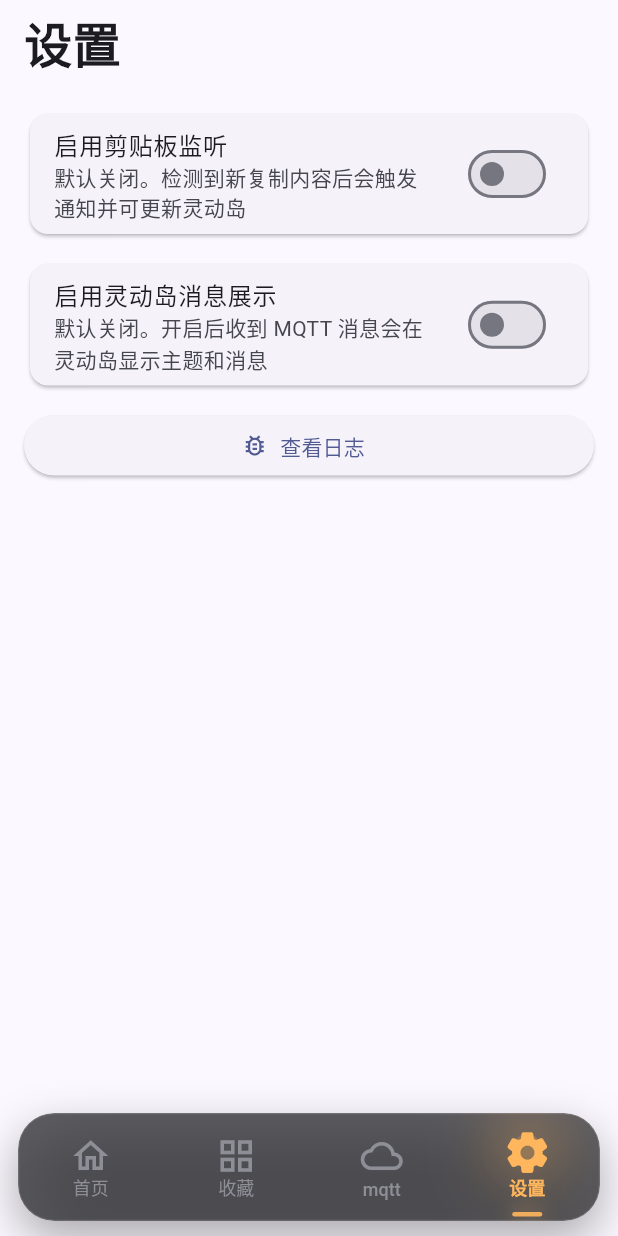
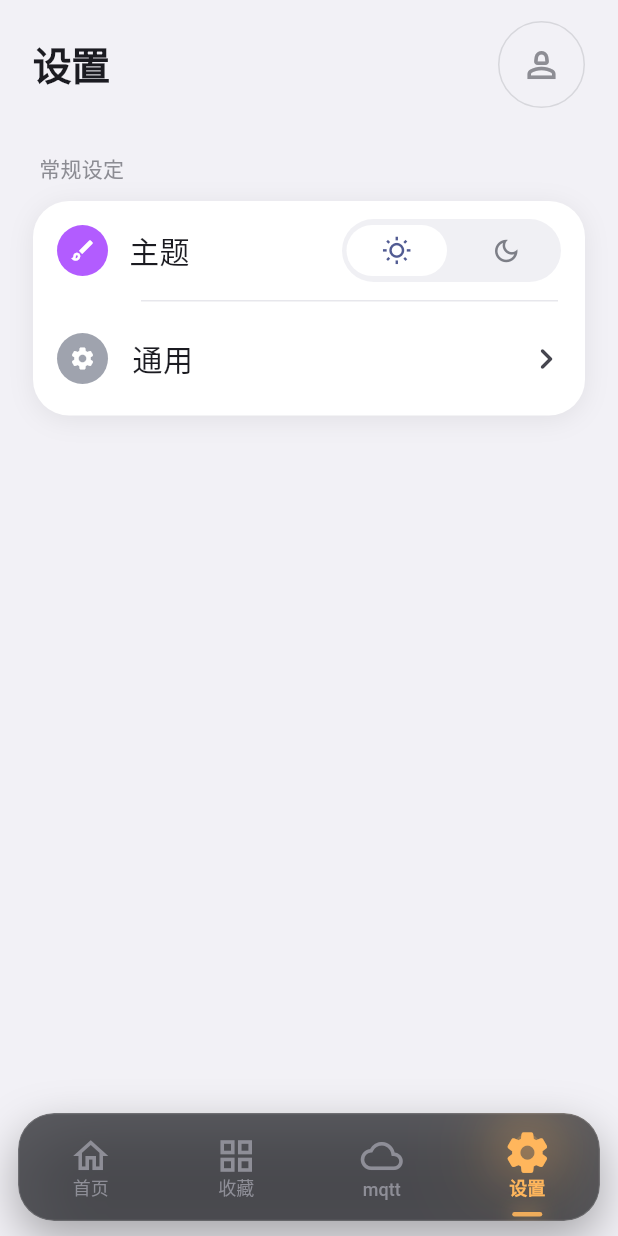
Before and after one commit to ge-fei-fan/galaxy-ios, a Flutter app: the screen it shows after launch, item 4 of the bottom bar chosen, on a phone screen of 412 x 824 dp. Run offline on Flutter 3.47's test engine with Material 3 defaults, Android fonts, the phone set to English and light mode, and no system bars; our stand-ins replace app_links, flutter_local_notifications, hive_flutter, webview_flutter; missing offline and left inert: mqtt_client; accounts and stored records are empty.

Commit message:
样式修改4

```diff
--- a/lib/main.dart
+++ b/lib/main.dart
@@ -33,8 +33,10 @@ class MqttApp extends StatefulWidget {
 class _MqttAppState extends State<MqttApp> {
   late final MqttController _controller;
   late final AppLinks _appLinks;
+  late final Box _settingsBox;
   StreamSubscription<Uri>? _uriLinkSub;
   int _currentIndex = 0;
+  ThemeMode _themeMode = ThemeMode.light;
   final bool _forceNewTabBarStyleOnAllPlatforms = true;
   final GlobalKey<NavigatorState> _navKey = GlobalKey<NavigatorState>();
 
@@ -43,8 +45,19 @@ class _MqttAppState extends State<MqttApp> {
     super.initState();
     _controller = MqttController();
     _appLinks = AppLinks();
+    _settingsBox = Hive.box('settings');
+    final storedTheme = _settingsBox.get('appThemeMode') as String?;
+    if (storedTheme == 'dark') {
+      _themeMode = ThemeMode.dark;
+    }
     unawaited(_controller.initialize());
     unawaited(_initDeepLinks());
+  }
+
+  Future<void> _setThemeMode(ThemeMode mode) async {
+    if (_themeMode == mode) return;
+    setState(() => _themeMode = mode);
+    await _settingsBox.put('appThemeMode', mode == ThemeMode.dark ? 'dark' : 'light');
   }
 
   @override
@@ -117,11 +130,25 @@ class _MqttAppState extends State<MqttApp> {
           // title: 'MQTT 客户端',
           theme: ThemeData(
             colorScheme: ColorScheme.fromSeed(seedColor: Colors.indigo),
+            scaffoldBackgroundColor: const Color(0xFFF2F1F6),
             useMaterial3: true,
             appBarTheme: const AppBarTheme(
               toolbarHeight: 44,
             ),
           ),
+          darkTheme: ThemeData(
+            brightness: Brightness.dark,
+            colorScheme: ColorScheme.fromSeed(
+              seedColor: Colors.indigo,
+              brightness: Brightness.dark,
+            ),
+            scaffoldBackgroundColor: const Color(0xFF101114),
+            useMaterial3: true,
+            appBarTheme: const AppBarTheme(
+              toolbarHeight: 44,
+            ),
+          ),
+          themeMode: _themeMode,
           home: Scaffold(
             body: _controller.initialized
                 ? IndexedStack(
@@ -130,7 +157,11 @@ class _MqttAppState extends State<MqttApp> {
                       const HomePage(),
                       const UrlCollectionPage(),
                       ProfilesPage(controller: _controller),
-                      SettingsPage(controller: _controller),
+                      SettingsPage(
+                        controller: _controller,
+                        isDarkMode: _themeMode == ThemeMode.dark,
+                        onThemeModeChanged: _setThemeMode,
+                      ),
                     ],
                   )
                 : const Center(child: CircularProgressIndicator()),
--- a/lib/pages/settings_page.dart
+++ b/lib/pages/settings_page.dart
@@ -1,156 +1,81 @@
 import 'package:flutter/material.dart';
 
 import 'package:galaxy_ios/controllers/mqtt_controller.dart';
+import 'package:galaxy_ios/widgets/page_header.dart';
 
 class SettingsPage extends StatelessWidget {
-  const SettingsPage({super.key, required this.controller});
+  const SettingsPage({
+    super.key,
+    required this.controller,
+    required this.isDarkMode,
+    required this.onThemeModeChanged,
+  });
 
   final MqttController controller;
-
-  void _showDebugLogs(BuildContext context) {
-    showModalBottomSheet(
-      context: context,
-      isScrollControlled: true,
-      builder: (context) {
-        return StatefulBuilder(
-          builder: (context, setSheetState) {
-            final logs = controller.notificationDebugLogs;
-            return DraggableScrollableSheet(
-              initialChildSize: 0.6,
-              minChildSize: 0.3,
-              maxChildSize: 0.9,
-              expand: false,
-              builder: (context, scrollController) {
-                return Column(
-                  children: [
-                    Padding(
-                      padding: const EdgeInsets.fromLTRB(16, 16, 8, 16),
-                      child: Row(
-                        children: [
-                          const Expanded(
-                            child: Text(
-                              '🔔 通知调试日志',
-                              style: TextStyle(
-                                fontSize: 18,
-                                fontWeight: FontWeight.bold,
-                              ),
-                            ),
-                          ),
-                          IconButton(
-                            icon: const Icon(Icons.delete_sweep_outlined),
-                            tooltip: '清除日志',
-                            onPressed: () {
-                              controller.clearLogs();
-                              setSheetState(() {});
-                            },
-                          ),
-                          IconButton(
-                            icon: const Icon(Icons.close),
-                            onPressed: () => Navigator.pop(context),
-                          ),
-                        ],
-                      ),
-                    ),
-                    const Divider(height: 1),
-                    Expanded(
-                      child: logs.isEmpty
-                          ? const Center(child: Text('暂无日志'))
-                          : ListView.builder(
-                              controller: scrollController,
-                              itemCount: logs.length,
-                              padding: const EdgeInsets.all(12),
-                              itemBuilder: (context, index) {
-                                return Padding(
-                                  padding:
-                                      const EdgeInsets.symmetric(vertical: 2),
-                                  child: Text(
-                                    logs[index],
-                                    style: const TextStyle(
-                                      fontSize: 13,
-                                      fontFamily: 'monospace',
-                                    ),
-                                  ),
-                                );
-                              },
-                            ),
-                    ),
-                  ],
-                );
-              },
-            );
-          },
-        );
-      },
-    );
-  }
+  final bool isDarkMode;
+  final ValueChanged<ThemeMode> onThemeModeChanged;
 
   @override
   Widget build(BuildContext context) {
-    final activeProfile = controller.activeProfile;
-    final liveActivityEnabled = activeProfile?.enableLiveActivity ?? false;
-    final clipboardEnabled = controller.clipboardMonitorEnabled;
+    final theme = Theme.of(context);
+    final isDark = theme.brightness == Brightness.dark;
+    final bg = isDark ? const Color(0xFF121318) : const Color(0xFFF2F1F6);
+    final cardColor = isDark ? const Color(0xFF1C1D23) : Colors.white;
+    final sectionTitleColor =
+        isDark ? const Color(0xFF9A9AA0) : const Color(0xFF8C8C93);
+    final lineColor = isDark ? const Color(0xFF2A2B31) : const Color(0xFFE7E7EC);
 
     return Scaffold(
+      backgroundColor: bg,
       body: SafeArea(
         child: Padding(
-        padding: const EdgeInsets.fromLTRB(16, 12, 16, 16),
+          padding: const EdgeInsets.fromLTRB(22, 14, 22, 16),
           child: Column(
             crossAxisAlignment: CrossAxisAlignment.start,
             children: [
-            const Text(
-              '设置',
-              style: TextStyle(
-                fontSize: 32,
-                fontWeight: FontWeight.w700,
-                height: 1.05,
+              AppPageTitle(
+                title: '设置',
+                trailing: HeaderCircleIconButton(
+                  icon: Icons.person_2_outlined,
+                  onTap: () {},
                 ),
               ),
-            const SizedBox(height: 14),
-            // Text(
-            //   '工具',
-            //   style: Theme.of(context).textTheme.titleMedium,
-            // ),
-            const SizedBox(height: 12),
-            Card(
-              child: SwitchListTile(
-                value: clipboardEnabled,
-                onChanged: (value) async {
-                  await controller.setClipboardMonitorEnabled(value);
-                },
-                title: const Text('启用剪贴板监听'),
-                subtitle: const Text('默认关闭。检测到新复制内容后会触发通知并可更新灵动岛'),
-              ),
-            ),
-            const SizedBox(height: 12),
-            Card(
-              child: SwitchListTile(
-                value: liveActivityEnabled,
-                onChanged: activeProfile == null
-                    ? null
-                    : (value) async {
-                        final updated = activeProfile.copyWith(
-                          enableLiveActivity: value,
-                        );
-                        await controller.updateProfile(updated);
-                        if (!value) {
-                          await controller.stopDynamicIslandDemo();
-                        }
-                      },
-                title: const Text('启用灵动岛消息展示'),
-                subtitle: Text(
-                  activeProfile == null
-                      ? '请先选择配置'
-                      : '默认关闭。开启后收到 MQTT 消息会在灵动岛显示主题和消息',
+              const SizedBox(height: 30),
+              Padding(
+                padding: const EdgeInsets.only(left: 4),
+                child: Text(
+                  '常规设定',
+                  style: TextStyle(
+                    fontSize: 14,
+                    color: sectionTitleColor,
+                    fontWeight: FontWeight.w500,
+                    letterSpacing: 0.2,
                   ),
                 ),
               ),
               const SizedBox(height: 12),
-            SizedBox(
-              width: double.infinity,
-              child: ElevatedButton.icon(
-                onPressed: () => _showDebugLogs(context),
-                icon: const Icon(Icons.bug_report_outlined),
-                label: const Text('查看日志'),
+              Container(
+                decoration: BoxDecoration(
+                  color: cardColor,
+                  borderRadius: BorderRadius.circular(24),
+                  boxShadow: [
+                    if (!isDark)
+                      const BoxShadow(
+                        color: Color(0x12000000),
+                        blurRadius: 14,
+                        offset: Offset(0, 3),
+                      ),
+                  ],
+                ),
+                child: Column(
+                  children: [
+                    _ThemeRow(
+                      isDarkMode: isDarkMode,
+                      onThemeModeChanged: onThemeModeChanged,
+                    ),
+                    Divider(height: 1, indent: 72, endIndent: 18, color: lineColor),
+                    const _GeneralRow(),
+                  ],
                 ),
               ),
             ],
@@ -160,3 +85,110 @@ class SettingsPage extends StatelessWidget {
     );
   }
 }
+
+class _ThemeRow extends StatelessWidget {
+  const _ThemeRow({
+    required this.isDarkMode,
+    required this.onThemeModeChanged,
+  });
+
+  final bool isDarkMode;
+  final ValueChanged<ThemeMode> onThemeModeChanged;
+
+  @override
+  Widget build(BuildContext context) {
+    final isDark = Theme.of(context).brightness == Brightness.dark;
+    final chipBg = isDark ? const Color(0xFF2A2C32) : const Color(0xFFF0F0F4);
+    final activeBg = isDark ? const Color(0xFF3B3D44) : Colors.white;
+    final activeColor = Theme.of(context).colorScheme.primary;
+    final normalColor = isDark ? const Color(0xFF9FA1A8) : const Color(0xFF7D7F87);
+
+    Widget themeButton({
+      required IconData icon,
+      required bool active,
+      required VoidCallback onTap,
+    }) {
+      return Expanded(
+        child: InkWell(
+          borderRadius: BorderRadius.circular(999),
+          onTap: onTap,
+          child: AnimatedContainer(
+            duration: const Duration(milliseconds: 180),
+            margin: const EdgeInsets.all(3),
+            height: 34,
+            decoration: BoxDecoration(
+              color: active ? activeBg : Colors.transparent,
+              borderRadius: BorderRadius.circular(999),
+            ),
+            child: Icon(icon, size: 20, color: active ? activeColor : normalColor),
+          ),
+        ),
+      );
+    }
+
+    return Padding(
+      padding: const EdgeInsets.fromLTRB(16, 12, 16, 12),
+      child: Row(
+        children: [
+          const CircleAvatar(
+            radius: 17,
+            backgroundColor: Color(0xFFB25CFF),
+            child: Icon(Icons.brush_outlined, size: 18, color: Colors.white),
+          ),
+          const SizedBox(width: 14),
+          const Expanded(
+            child: Text(
+              '主题',
+              style: TextStyle(fontSize: 20, fontWeight: FontWeight.w500),
+            ),
+          ),
+          Container(
+            width: 146,
+            height: 42,
+            decoration: BoxDecoration(
+              color: chipBg,
+              borderRadius: BorderRadius.circular(999),
+            ),
+            child: Row(
+              children: [
+                themeButton(
+                  icon: Icons.wb_sunny_outlined,
+                  active: !isDarkMode,
+                  onTap: () => onThemeModeChanged(ThemeMode.light),
+                ),
+                themeButton(
+                  icon: Icons.dark_mode_outlined,
+                  active: isDarkMode,
+                  onTap: () => onThemeModeChanged(ThemeMode.dark),
+                ),
+              ],
+            ),
+          ),
+        ],
+      ),
+    );
+  }
+}
+
+class _GeneralRow extends StatelessWidget {
+  const _GeneralRow();
+
+  @override
+  Widget build(BuildContext context) {
+    return ListTile(
+      minVerticalPadding: 0,
+      contentPadding: const EdgeInsets.fromLTRB(16, 10, 12, 10),
+      leading: const CircleAvatar(
+        radius: 17,
+        backgroundColor: Color(0xFF9FA3AE),
+        child: Icon(Icons.settings, size: 18, color: Colors.white),
+      ),
+      title: const Text(
+        '通用',
+        style: TextStyle(fontSize: 20, fontWeight: FontWeight.w500),
+      ),
+      trailing: const Icon(Icons.chevron_right_rounded, size: 28),
+      onTap: () {},
+    );
+  }
+}
--- /dev/null
+++ b/lib/widgets/page_header.dart
@@ -0,0 +1,72 @@
+import 'package:flutter/material.dart';
+
+class AppPageTitle extends StatelessWidget {
+  const AppPageTitle({
+    super.key,
+    required this.title,
+    this.trailing = const SizedBox.shrink(),
+  });
+
+  final String title;
+  final Widget trailing;
+
+  @override
+  Widget build(BuildContext context) {
+    final style = Theme.of(context).textTheme.displaySmall?.copyWith(
+          fontSize: 26,
+          fontWeight: FontWeight.w700,
+          height: 1.04,
+          letterSpacing: -0.4,
+        );
+
+    return Row(
+      children: [
+        Text(title, style: style),
+        const Spacer(),
+        trailing,
+      ],
+    );
+  }
+}
+
+class HeaderCircleIconButton extends StatelessWidget {
+  const HeaderCircleIconButton({
+    super.key,
+    required this.icon,
+    required this.onTap,
+    this.iconSize = 28,
+  });
+
+  final IconData icon;
+  final VoidCallback onTap;
+  final double iconSize;
+
+  @override
+  Widget build(BuildContext context) {
+    final isDark = Theme.of(context).brightness == Brightness.dark;
+
+    return Material(
+      color: Colors.transparent,
+      child: InkWell(
+        customBorder: const CircleBorder(),
+        onTap: onTap,
+        child: Container(
+          width: 58,
+          height: 58,
+          decoration: BoxDecoration(
+            shape: BoxShape.circle,
+            border: Border.all(
+              color: isDark ? const Color(0xFF3A3B42) : const Color(0xFFD7D7DC),
+              width: 1,
+            ),
+          ),
+          child: Icon(
+            icon,
+            color: isDark ? const Color(0xFFA7A8AE) : const Color(0xFF8D8D94),
+            size: iconSize,
+          ),
+        ),
+      ),
+    );
+  }
+}
```
Also changed, not shown: lib/pages/home_page.dart (+9 -8 lines), lib/pages/mqtt_detail_page.dart (+4 -3 lines), lib/pages/profiles_page.dart (+51 -77 lines), lib/pages/url_collection_page.dart (+11 -77 lines). Lines whose indentation alone changed are shown as unchanged.
